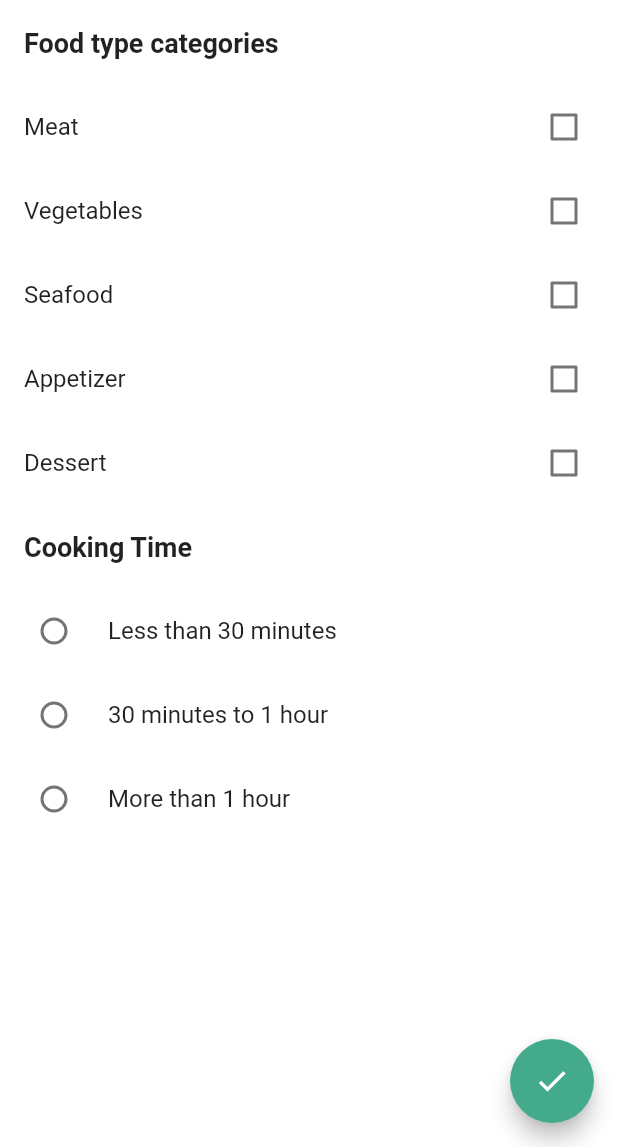
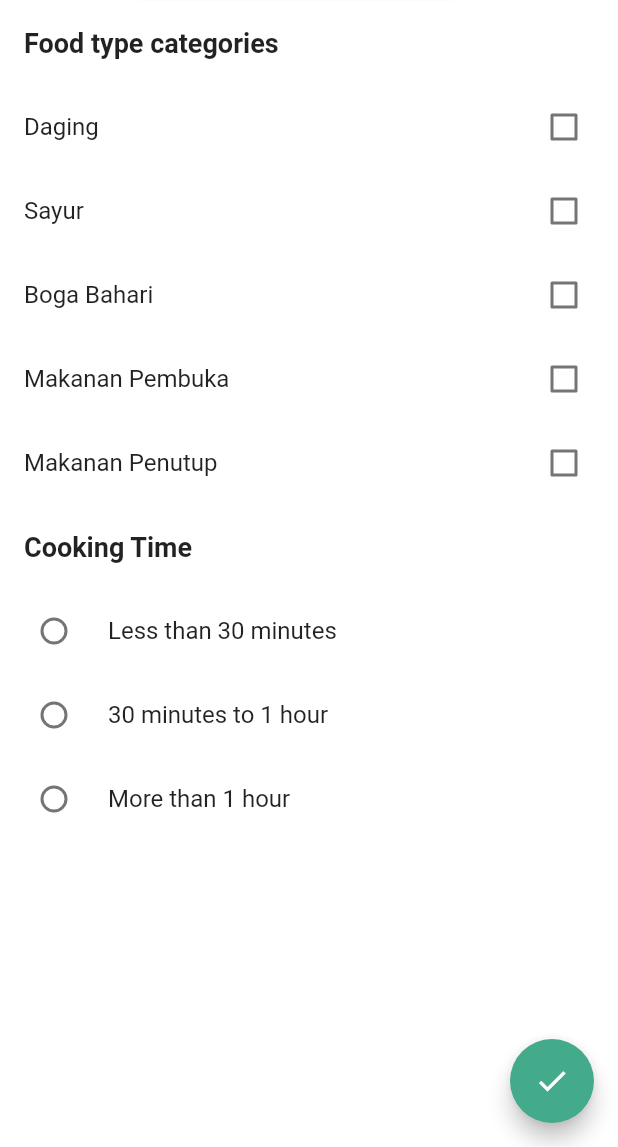
Before and after one commit to KamilZhafran/Mangkir-Mobile-Based, a Flutter app: the FilterPage screen opened directly, on a phone screen of 412 x 824 dp, the part 89-1236 px from its top. Run offline on Flutter 3.47's test engine with Material 2 defaults, Android fonts, the phone set to English and light mode, and no system bars; our stand-ins replace carousel_slider, flutter_rating_bar, flutter_svg, shared_preferences; accounts and stored records are empty; network calls fail.

Commit message:
Added kategori in upload

```diff
--- a/lib/FilterPage.dart
+++ b/lib/FilterPage.dart
@@ -13,11 +13,11 @@ class _FilterPageState extends State<FilterPage> {
   String? selectedCookingTimeCategory;
 
   final List<String> foodCategories = [
-    'Meat',
-    'Vegetables',
-    'Seafood',
-    'Appetizer',
-    'Dessert',
+    'Daging',
+    'Sayur',
+    'Boga Bahari',
+    'Makanan Pembuka',
+    'Makanan Penutup',
   ];
 
   final List<String> cookingTimeCategories = [
--- a/lib/UploadPage.dart
+++ b/lib/UploadPage.dart
@@ -48,6 +48,7 @@ class _UploadState extends State<Upload> {
   final List _toolsList = [''];
 
   RecipeType? _type = RecipeType.meat;
+  String kategori = 'Daging';
 
   @override
   Widget build(BuildContext context) {
@@ -221,6 +222,7 @@ class _UploadState extends State<Upload> {
                   groupValue: _type,
                   onChanged: (RecipeType? value) {
                     setState(() {
+                      kategori = "Daging";
                       _type = value;
                     });
                   },
@@ -233,6 +235,7 @@ class _UploadState extends State<Upload> {
                   groupValue: _type,
                   onChanged: (RecipeType? value) {
                     setState(() {
+                      kategori = "Sayur";
                       _type = value;
                     });
                   },
@@ -245,6 +248,7 @@ class _UploadState extends State<Upload> {
                   groupValue: _type,
                   onChanged: (RecipeType? value) {
                     setState(() {
+                      kategori = "Boga Bahari";
                       _type = value;
                     });
                   },
@@ -257,6 +261,7 @@ class _UploadState extends State<Upload> {
                   groupValue: _type,
                   onChanged: (RecipeType? value) {
                     setState(() {
+                      kategori = "Makanan Pembuka";
                       _type = value;
                     });
                   },
@@ -269,6 +274,7 @@ class _UploadState extends State<Upload> {
                   groupValue: _type,
                   onChanged: (RecipeType? value) {
                     setState(() {
+                      kategori = "Makanan Penutup";
                       _type = value;
                     });
                   },
@@ -340,6 +346,7 @@ class _UploadState extends State<Upload> {
                     recipeData['judul'] = titleController.text;
                     recipeData['backstory'] = 'dulu nemu di kolong jembatan';
                     recipeData['asalDaerah'] = 'Purwokerto, Jawa';
+                    recipeData['kategori'] = kategori;
                     recipeData['servings'] = 1;
                     recipeData['durasi_menit'] = timeController.text;
                     recipeData['foto'] = null;
```
